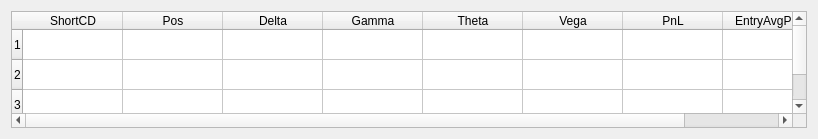
The window that zeropositionviewer/zeropositionviewer.ui (QuantTraderEd/AQTrader) describes before a commit, drawn with Qt 5.
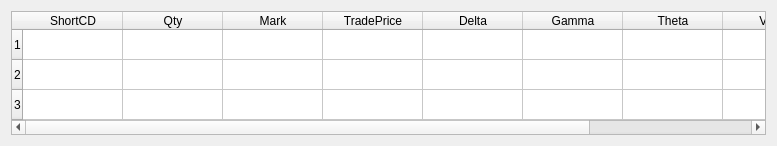
The same window after the commit.

Commit message: Update for adjust UI setting

```diff
--- a/zeropositionviewer/zeropositionviewer.ui
+++ b/zeropositionviewer/zeropositionviewer.ui
@@ -6,8 +6,8 @@
    <rect>
     <x>0</x>
     <y>0</y>
-    <width>818</width>
-    <height>139</height>
+    <width>777</width>
+    <height>146</height>
    </rect>
   </property>
   <property name="windowTitle">
@@ -38,7 +38,17 @@
      </column>
      <column>
       <property name="text">
-       <string>Pos</string>
+       <string>Qty</string>
+      </property>
+     </column>
+     <column>
+      <property name="text">
+       <string>Mark</string>
+      </property>
+     </column>
+     <column>
+      <property name="text">
+       <string>TradePrice</string>
       </property>
      </column>
      <column>
@@ -63,12 +73,7 @@
      </column>
      <column>
       <property name="text">
-       <string>PnL</string>
-      </property>
-     </column>
-     <column>
-      <property name="text">
-       <string>EntryAvgPrice</string>
+       <string>P/L Open</string>
       </property>
      </column>
     </widget>
```
The commit also changes 2 other files.
